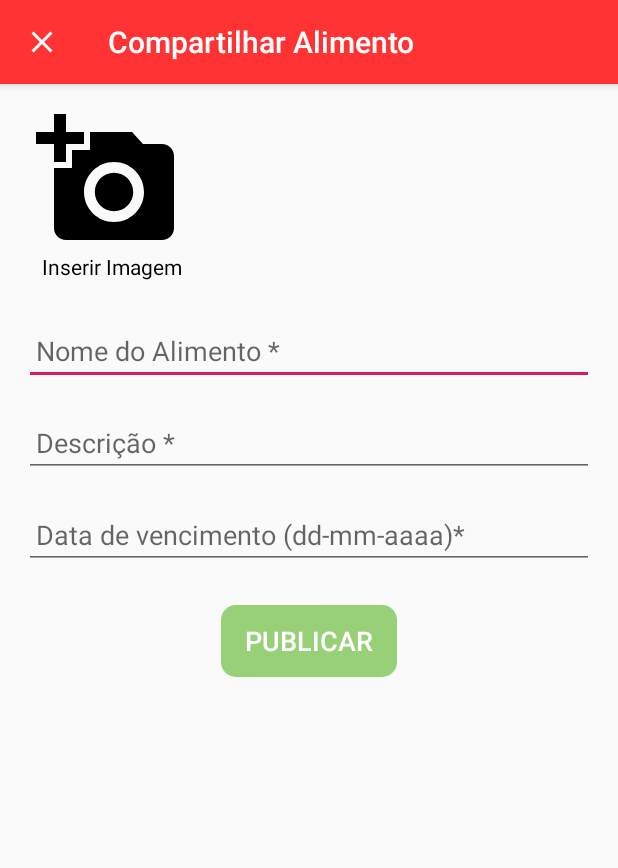
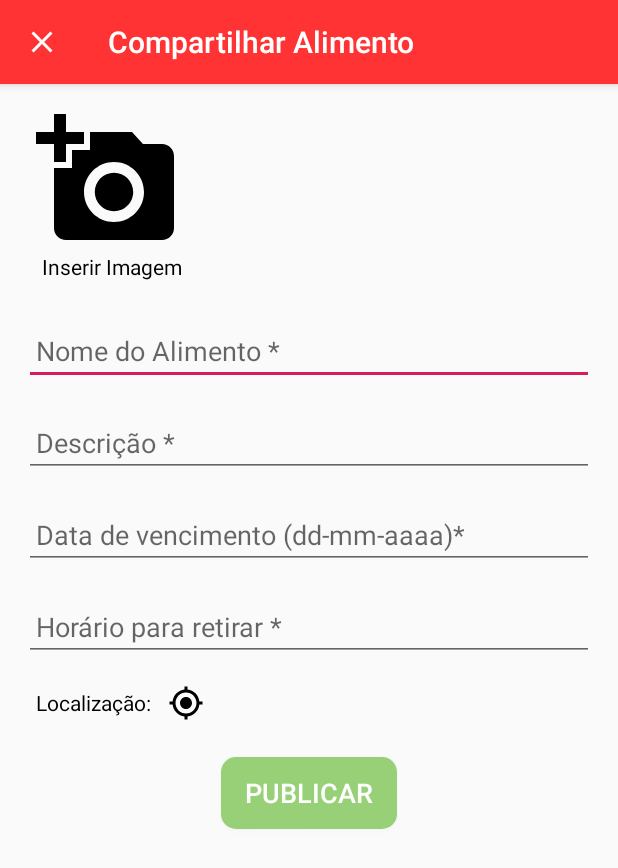
Before and after one commit to fernandoasg/Share-Food, an Android app: the HomeFragment screen opened directly, with no data from a screen before it, after a tap on "COMPARTILHAR ALIMENTO", on a phone screen of 412 x 824 dp. Shown: the top 868 px of the screen. Run offline under Robolectric (Android 15) with nearby library versions, the phone set to English and light mode, and no system bars; our stand-ins replace Room's generated code.

Commit message:
Atualização no iu da main

```diff
--- a/Projects/Android Project/ShareFood/app/src/main/AndroidManifest.xml
+++ b/Projects/Android Project/ShareFood/app/src/main/AndroidManifest.xml
@@ -13,7 +13,7 @@
             android:parentActivityName=".activity.MainActivity"></activity>
         <activity
             android:name=".activity.RegisterActivity"
-            android:theme="@style/LoginTheme" />
+            android:theme="@style/RegisterTheme" />
         <activity
             android:name=".activity.LoginActivity"
             android:theme="@style/LoginTheme">
--- a/Projects/Android Project/ShareFood/app/src/main/java/com/example/sharefood/activity/CreateFoodPostActivity.java
+++ b/Projects/Android Project/ShareFood/app/src/main/java/com/example/sharefood/activity/CreateFoodPostActivity.java
@@ -13,11 +13,16 @@ import com.example.sharefood.R;
 import com.example.sharefood.entity.FoodPost;
 import com.example.sharefood.viewmodel.CreateFoodPostViewModel;
 
+import java.text.SimpleDateFormat;
+import java.util.Date;
+import java.util.Locale;
+
 public class CreateFoodPostActivity extends AppCompatActivity {
 
     private EditText foodNameText;
     private EditText foodDescriptionText;
     private EditText foodDateText;
+    private EditText foodHoraParaRetirarText;
     private CreateFoodPostViewModel createFoodPostViewModel;
 
     @Override
@@ -30,6 +35,7 @@ public class CreateFoodPostActivity extends AppCompatActivity {
         foodNameText = findViewById(R.id.add_food_post_name_edit_text);
         foodDescriptionText = findViewById(R.id.add_food_post_description_edit_text);
         foodDateText = findViewById(R.id.add_food_post_date_edit_text);
+        foodHoraParaRetirarText = findViewById(R.id.app_food_post_hora_para_retirar);
 
         getSupportActionBar().setHomeAsUpIndicator(R.drawable.ic_close_black_24dp);
         setTitle("Compartilhar Alimento");
@@ -47,6 +53,7 @@ public class CreateFoodPostActivity extends AppCompatActivity {
         String foodName = foodNameText.getText().toString();
         String foodDescription = foodDescriptionText.getText().toString();
         String foodDate = foodDateText.getText().toString();
+        String foodHoraParaRetirar = foodHoraParaRetirarText.getText().toString();
 
         if(foodName.trim().isEmpty()){
             foodNameText.setError("Você precisa informar o nome do alimento.");
@@ -63,7 +70,14 @@ public class CreateFoodPostActivity extends AppCompatActivity {
             return;
         }
 
-        FoodPost foodPost = new FoodPost(foodName, foodDescription, foodDate, 0, 0);
+        if(foodHoraParaRetirar.trim().isEmpty()){
+            foodHoraParaRetirarText.setError("Você precisa infromar a hora para retirar.");
+            return;
+        }
+
+        String currentDate = new SimpleDateFormat("dd/MM/yyyy", Locale.getDefault()).format(new Date());
+
+        FoodPost foodPost = new FoodPost(foodName, foodDescription, foodDate, currentDate, foodHoraParaRetirar, 1, 2, 0, 0);
 
         createFoodPostViewModel.insert(foodPost);
 
--- a/Projects/Android Project/ShareFood/app/src/main/java/com/example/sharefood/adapter/FoodPostAdapter.java
+++ b/Projects/Android Project/ShareFood/app/src/main/java/com/example/sharefood/adapter/FoodPostAdapter.java
@@ -34,6 +34,7 @@ public class FoodPostAdapter extends RecyclerView.Adapter<FoodPostAdapter.FoodPo
         holder.textViewTitle.setText(currentFoodPost.getTitulo());
         holder.textViewDescription.setText(currentFoodPost.getDescricao());
         holder.textViewDistance.setText("100m");
+        holder.textViewDate.setText(currentFoodPost.getDataAberto());
     }
 
     @Override
@@ -50,14 +51,16 @@ public class FoodPostAdapter extends RecyclerView.Adapter<FoodPostAdapter.FoodPo
         private TextView textViewTitle;
         private TextView textViewDescription;
         private TextView textViewDistance;
+        private TextView textViewDate;
         private ImageView postImage;
 
-        public FoodPostHolder(@NonNull View itemView) {
-            super(itemView);
-            textViewTitle = itemView.findViewById(R.id.food_post_title);
-            textViewDescription = itemView.findViewById(R.id.food_post_description);
-            textViewDistance = itemView.findViewById(R.id.food_post_distance);
-            postImage = itemView.findViewById(R.id.food_post_image);
+        public FoodPostHolder(@NonNull View view) {
+            super(view);
+            textViewTitle = view.findViewById(R.id.food_post_title);
+            textViewDescription = view.findViewById(R.id.food_post_description);
+            textViewDistance = view.findViewById(R.id.food_post_distance);
+            textViewDate = view.findViewById(R.id.food_post_date);
+            postImage = view.findViewById(R.id.food_post_image);
         }
     }
 }
--- /dev/null
+++ b/Projects/Android Project/ShareFood/app/src/main/res/drawable/ic_my_location_black_24dp.xml
@@ -0,0 +1,9 @@
+<vector xmlns:android="http://schemas.android.com/apk/res/android"
+        android:width="24dp"
+        android:height="24dp"
+        android:viewportWidth="24.0"
+        android:viewportHeight="24.0">
+    <path
+        android:fillColor="#FF000000"
+        android:pathData="M12,8c-2.21,0 -4,1.79 -4,4s1.79,4 4,4 4,-1.79 4,-4 -1.79,-4 -4,-4zM20.94,11c-0.46,-4.17 -3.77,-7.48 -7.94,-7.94L13,1h-2v2.06C6.83,3.52 3.52,6.83 3.06,11L1,11v2h2.06c0.46,4.17 3.77,7.48 7.94,7.94L11,23h2v-2.06c4.17,-0.46 7.48,-3.77 7.94,-7.94L23,13v-2h-2.06zM12,19c-3.87,0 -7,-3.13 -7,-7s3.13,-7 7,-7 7,3.13 7,7 -3.13,7 -7,7z"/>
+</vector>
--- a/Projects/Android Project/ShareFood/app/src/main/res/layout/activity_create_food_post.xml
+++ b/Projects/Android Project/ShareFood/app/src/main/res/layout/activity_create_food_post.xml
@@ -48,6 +48,37 @@
         android:hint="@string/food_post_data_hint"
         android:paddingLeft="8dp"/>
 
+    <EditText
+        android:id="@+id/app_food_post_hora_para_retirar"
+        android:layout_width="match_parent"
+        android:layout_height="wrap_content"
+        android:layout_marginTop="16dp"
+        android:inputType="date"
+        android:hint="@string/horario_para_retirar"
+        android:paddingLeft="8dp"/>
+
+    <LinearLayout
+        android:layout_width="match_parent"
+        android:layout_height="wrap_content"
+        android:orientation="horizontal"
+        android:layout_marginTop="16dp"
+        android:paddingLeft="8dp">
+        <TextView
+            android:layout_width="wrap_content"
+            android:layout_height="wrap_content"
+            android:textColor="@color/colorBlack"
+            android:layout_gravity="center_vertical"
+
+            android:inputType="date"
+            android:text="Localização: "/>
+        <ImageView
+            android:layout_width="wrap_content"
+            android:layout_height="wrap_content"
+            android:src="@drawable/ic_my_location_black_24dp"
+            android:paddingLeft="8dp"
+            />
+    </LinearLayout>
+
     <Button
         android:id="@+id/add_food_post_button"
         android:layout_width="wrap_content"
--- a/Projects/Android Project/ShareFood/app/src/main/res/values/strings.xml
+++ b/Projects/Android Project/ShareFood/app/src/main/res/values/strings.xml
@@ -18,4 +18,5 @@
     <string name="food_post_data_hint">Data de vencimento (dd-mm-aaaa)*</string>
     <string name="food_post_description_hint">Descrição *</string>
     <string name="food_post_button">PUBLICAR</string>
+    <string name="horario_para_retirar">Horário para retirar *</string>
 </resources>
--- a/Projects/Android Project/ShareFood/app/src/main/res/values/styles.xml
+++ b/Projects/Android Project/ShareFood/app/src/main/res/values/styles.xml
@@ -14,4 +14,10 @@
         <item name="colorAccent">@color/colorAccent</item>
     </style>
 
+    <style name="RegisterTheme" parent="Theme.AppCompat.Light.DarkActionBar">
+        <item name="colorPrimary">@color/colorRed</item>
+        <item name="colorPrimaryDark">@color/colorRedDark</item>
+        <item name="colorAccent">@color/colorAccent</item>
+    </style>
+
 </resources>
```
Also changed, not shown: Projects/Android Project/ShareFood/app/src/main/java/com/example/sharefood/ShareFoodDatabase.java (+4 -4 lines), Projects/Android Project/ShareFood/app/src/main/java/com/example/sharefood/activity/RegisterActivity.java (+54 -0 lines), Projects/Android Project/ShareFood/app/src/main/java/com/example/sharefood/entity/FoodPost.java (+24 -5 lines), Projects/Android Project/ShareFood/app/src/main/res/layout/activity_register.xml (+4 -3 lines), Projects/Android Project/ShareFood/app/src/main/res/layout/alimento_card_item.xml (+13 -4 lines).
